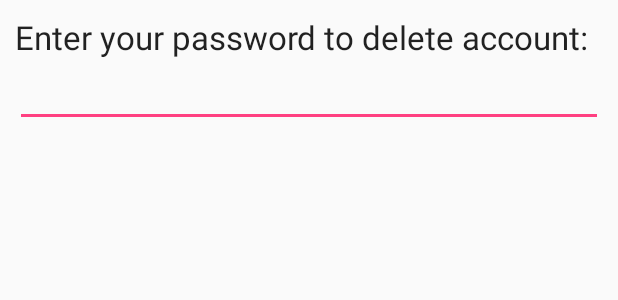
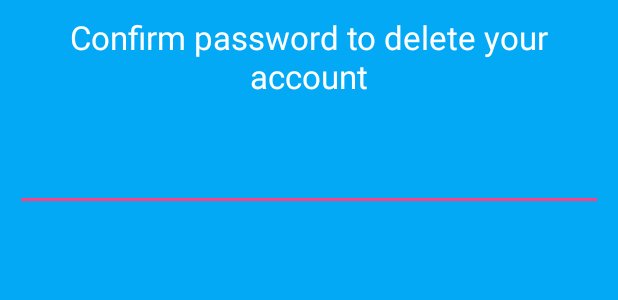
Before and after one commit to Maruf-R/socialApp, an Android app: the layout delete_confirmation.xml on its own in the app's theme, with its tools: preview values and no code run, on a phone screen of 412 x 824 dp. Shown: the top 300 px of the screen. Run offline under Robolectric (Android 15) with nearby library versions, the phone set to English and light mode, and no system bars.

Commit message:
Delete password layout

```diff
--- a/app/src/main/res/layout/delete_confirmation.xml
+++ b/app/src/main/res/layout/delete_confirmation.xml
@@ -4,14 +4,18 @@
     android:layout_width="fill_parent"
     android:layout_height="fill_parent"
     android:orientation="vertical"
-    android:padding="10dp" >
+    android:padding="10dp"
+    android:background="#03A9F4">
 
     <TextView
         android:id="@+id/textView1"
         android:layout_width="wrap_content"
         android:layout_height="wrap_content"
-        android:text="Enter your password to delete account: "
-        android:textAppearance="?android:attr/textAppearanceLarge" />
+        android:text="Confirm password to delete your account"
+        android:textAppearance="?android:attr/textAppearanceLarge"
+        android:layout_marginBottom="30dp"
+        android:textColor="#FFFFFF"
+        android:textAlignment="center" />
 
     <EditText
         android:id="@+id/editTextDialogUserInput"
```
